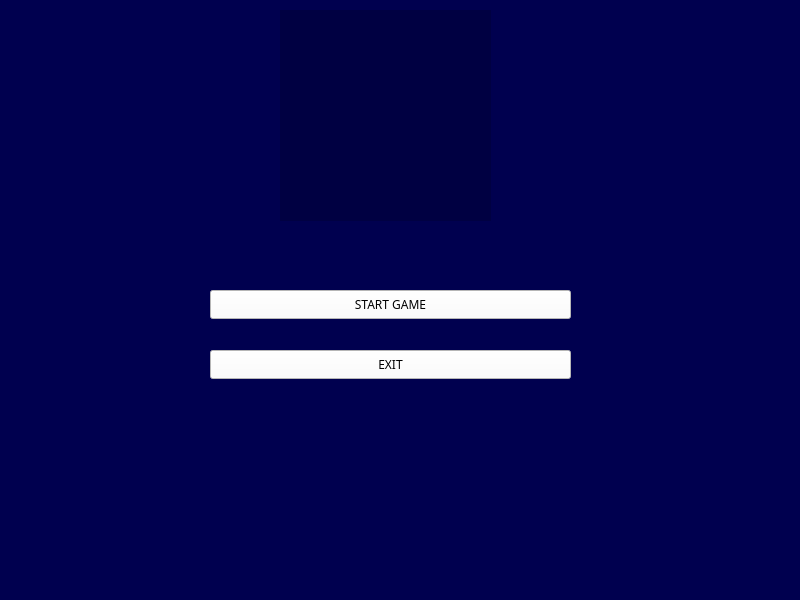
Before: the Qt Designer form Qt_2/mainwindow.ui in TadrosMaged/TicTacToe_Game, drawn with Qt 5.
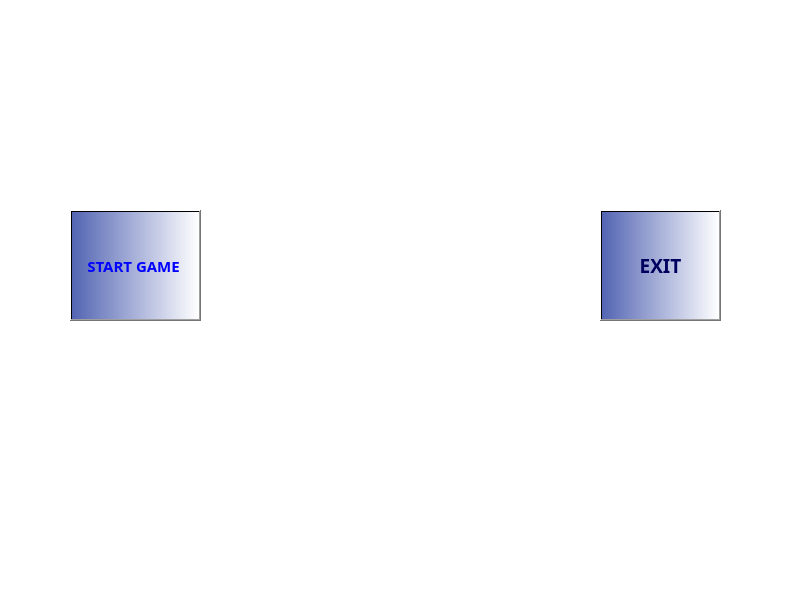
After: the same form once the commit is applied.

Commit message: Background image added, buttons modified

Diff of the .ui file:
```diff
--- a/Qt_2/mainwindow.ui
+++ b/Qt_2/mainwindow.ui
@@ -14,64 +14,56 @@
    <string>MainWindow</string>
   </property>
   <property name="styleSheet">
-   <string notr="true">background-color: rgb(0, 0, 79);</string>
+   <string notr="true">background-color: rgb(255, 255, 255);</string>
   </property>
   <widget class="QWidget" name="centralwidget">
-   <widget class="QLabel" name="label">
-    <property name="geometry">
-     <rect>
-      <x>280</x>
-      <y>10</y>
-      <width>211</width>
-      <height>211</height>
-     </rect>
-    </property>
-    <property name="styleSheet">
-     <string notr="true">background-color: rgb(0, 0, 66);</string>
-    </property>
-    <property name="text">
-     <string/>
-    </property>
-   </widget>
    <widget class="QPushButton" name="pushButton">
     <property name="geometry">
      <rect>
-      <x>210</x>
-      <y>290</y>
-      <width>361</width>
-      <height>29</height>
+      <x>70</x>
+      <y>210</y>
+      <width>131</width>
+      <height>111</height>
      </rect>
     </property>
     <property name="font">
      <font>
-      <family>Mongolian Baiti</family>
+      <family>Arial Black</family>
+      <pointsize>11</pointsize>
+      <bold>true</bold>
      </font>
     </property>
     <property name="styleSheet">
-     <string notr="true">color: rgb(0, 0, 0);
-background-color: rgb(255, 255, 255);</string>
+     <string notr="true">background-color: rgb(255, 255, 255,0);
+border-color: rgb(0, 0, 0);
+background-color: qlineargradient(spread:pad, x1:0, y1:0, x2:1, y2:0, stop:0 rgba(83, 101, 179, 255), stop:1 rgba(255, 255, 255, 255));
+color: rgb(0, 0, 255);</string>
     </property>
     <property name="text">
-     <string>START GAME</string>
+     <string>START GAME </string>
     </property>
    </widget>
    <widget class="QPushButton" name="pushButton_2">
     <property name="geometry">
      <rect>
-      <x>210</x>
-      <y>350</y>
-      <width>361</width>
-      <height>29</height>
+      <x>600</x>
+      <y>210</y>
+      <width>121</width>
+      <height>111</height>
      </rect>
     </property>
     <property name="font">
      <font>
-      <family>Mongolian Baiti</family>
+      <family>Arial Black</family>
+      <pointsize>14</pointsize>
+      <bold>true</bold>
      </font>
     </property>
     <property name="styleSheet">
-     <string notr="true">color: rgb(0, 0, 0);
-background-color: rgb(255, 255, 255);</string>
+     <string notr="true">color: rgb(0, 0, 94);
+border-color: rgb(170, 255, 255);
+background-color: rgba(255, 255, 255,0);
+background-color: qlineargradient(spread:pad, x1:0, y1:0, x2:1, y2:0, stop:0 rgba(83, 101, 179, 255), stop:1 rgba(255, 255, 255, 255));</string>
     </property>
     <property name="text">
      <string>EXIT</string>
```
The commit also changes 7 other files.
